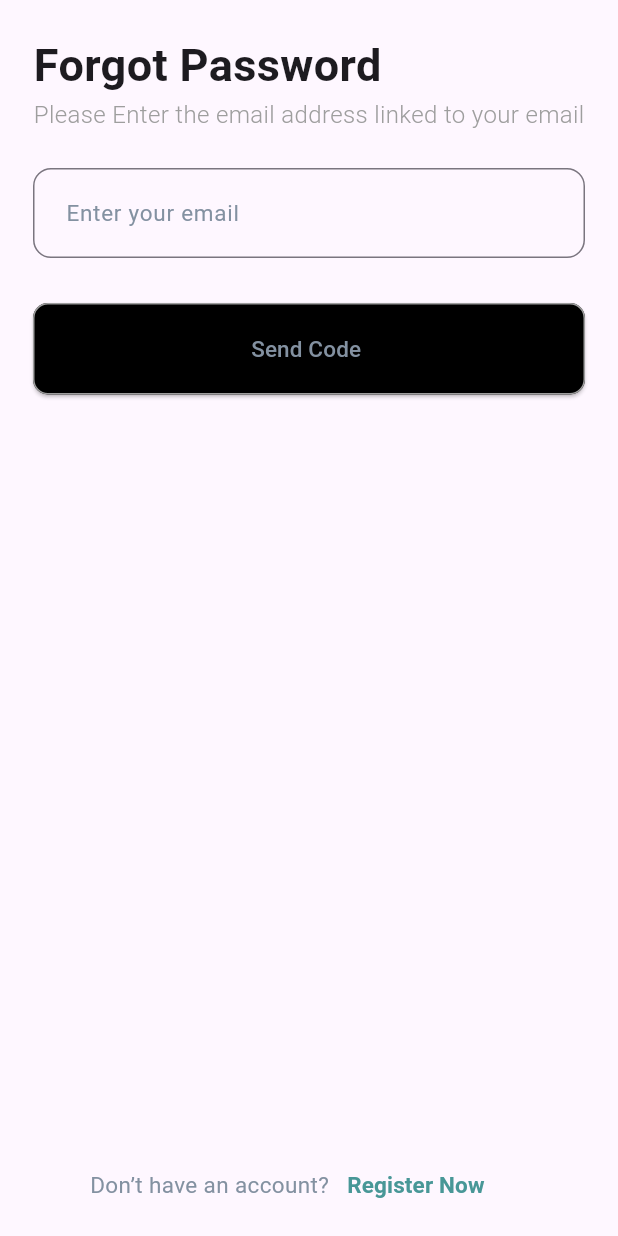
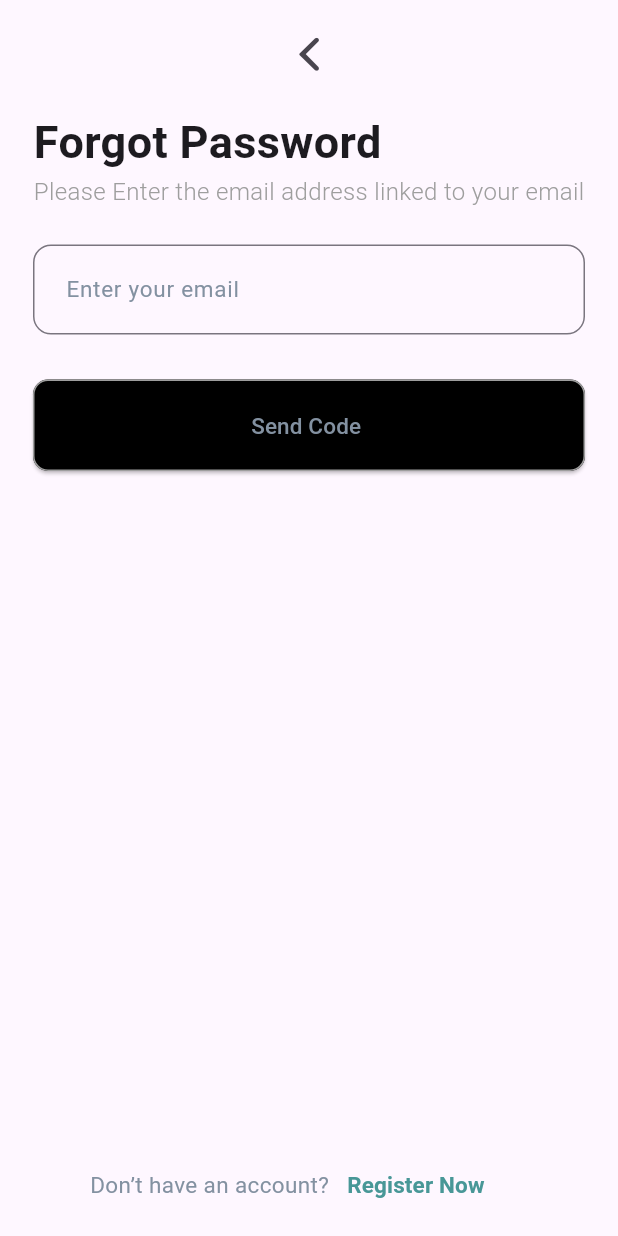
Before and after one commit to stephenonchieku1/final-project, a Flutter app: the ForgetPassword screen opened directly, on a phone screen of 412 x 824 dp. Run offline on Flutter 3.47's test engine with Material 3 defaults, Android fonts, the phone set to English and light mode, and no system bars; our stand-ins replace firebase_auth, flutter_svg, go_router, logger, lottie, pinput; accounts and stored records are empty; Roboto replaces fonts that are missing (Urbanist, Urbanist-Bold, Urbanist-Medium).

Commit message:
Added Cupertino import and back button with fade animation to ForgetPassword screen.

```diff
--- a/lib/screens/forget_password.dart
+++ b/lib/screens/forget_password.dart
@@ -1,6 +1,7 @@
 import 'package:finalproject/screens/fade_animation.dart';
 import 'package:finalproject/styles/styles.dart';
 import 'package:flutter/material.dart';
+import 'package:flutter/cupertino.dart';
 import 'package:go_router/go_router.dart';
 import 'package:finalproject/router/router.dart';
 import 'package:finalproject/components/custom_widgets.dart';
@@ -21,6 +22,18 @@ class _ForgetPasswordState extends State<ForgetPassword> {
               padding: const EdgeInsets.all(10.0),
               child: Column(
                 children: [
+                FadeAnimation(
+                delay: 1,
+                child: IconButton(
+                    onPressed: () {
+                      GoRouter.of(context).pop();
+                    },
+                    icon: const Icon(
+                      CupertinoIcons.back,
+                      size: 35,
+                    )),
+              ),
+
                   Padding(
                     padding:  const EdgeInsets.all(12.0),
                     child: Column(
```
